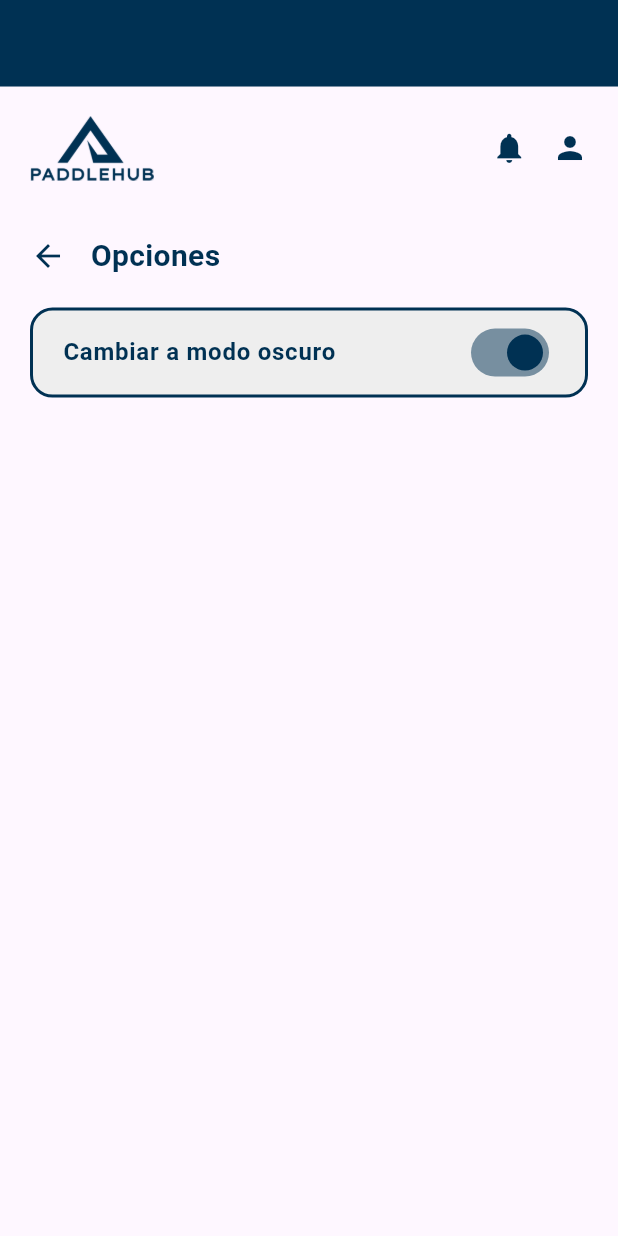
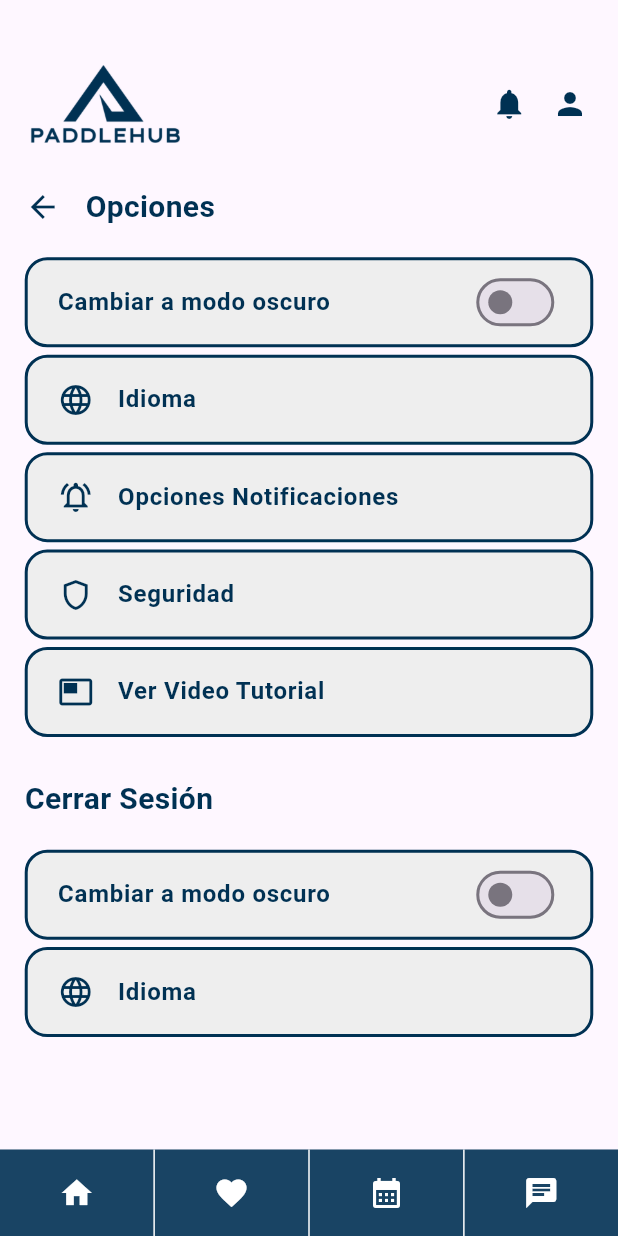
Before and after one commit to ManuOrt/Front-PadelApp, a Flutter app: the OptionsScreen screen opened by its route, on a phone screen of 412 x 824 dp. Run offline on Flutter 3.47's test engine with Material 3 defaults, Android fonts, the phone set to English and light mode, and no system bars; our stand-ins replace youtube_player_flutter.

Commit message:
Options screen and refactor

```diff
--- a/lib/screens/options/options_screen.dart
+++ /dev/null
@@ -1,114 +0,0 @@
-import 'package:flutter/material.dart';
-import 'package:front_end_padelapp/utils/app_colors.dart';
-import 'package:front_end_padelapp/widgets/widgets.dart';
-
-class OptionsScreen extends StatelessWidget {
-  const OptionsScreen({super.key});
-
-  @override
-  Widget build(BuildContext context) {
-    final Size size = MediaQuery.of(context).size;
-    return Scaffold(
-      body: Column(
-        crossAxisAlignment: CrossAxisAlignment.start,
-        children: [
-          Container(
-            width: size.width,
-            height: size.height * 0.07,
-            color: AppColors.primary,
-          ),
-          Padding(
-            padding: const EdgeInsets.only(left: 20, right: 20),
-            child: Row(
-              children: [
-                LogoWidget(
-                  width: size.width * 0.2,
-                  height: size.height * 0.1,
-                  color: 'blue',
-                ),
-                const Spacer(),
-                GestureDetector(
-                  onTap: () {},
-                  child: const Icon(
-                    Icons.notifications,
-                    color: AppColors.primary,
-                  ),
-                ),
-                SizedBox(width: size.width * 0.04),
-                GestureDetector(
-                  onTap: () {},
-                  child: const Icon(
-                    Icons.person,
-                    color: AppColors.primary,
-                  ),
-                ),
-              ],
-            ),
-          ),
-          const Divider(
-            color: Colors.transparent,
-          ),
-          Padding(
-            padding: const EdgeInsets.only(left: 20),
-            child: Row(
-              children: [
-                GestureDetector(
-                  onTap: () {
-                    Navigator.pop(context, 'home');
-                  },
-                  child: const Icon(
-                    Icons.arrow_back,
-                    color: AppColors.primary,
-                  ),
-                ),
-                SizedBox(width: size.width * 0.04),
-                const Text(
-                  'Opciones',
-                  style: TextStyle(
-                      fontSize: 20,
-                      fontWeight: FontWeight.bold,
-                      color: AppColors.primary),
-                ),
-              ],
-            ),
-          ),
-          Expanded(
-            child: Padding(
-              padding: const EdgeInsets.all(20),
-              child: ListView(
-                children: [
-                  ListTile(
-                    title: const Text(
-                      'Cambiar a modo oscuro',
-                      style: TextStyle(
-                          color: AppColors.primary,
-                          fontWeight: FontWeight.bold),
-                    ),
-                    trailing: Switch(
-                      value: true,
-                      onChanged: (bool value) {
-                        // TODO: Añadir funcionalidad para agregar modo oscuro
-                      },
-                      activeColor: AppColors.primary,
-                    ),
-                    onTap: () {
-                      Navigator.pushNamed(context, 'profile');
-                    },
-                    tileColor: Colors.grey[200],
-                    contentPadding:
-                        const EdgeInsets.symmetric(horizontal: 20.0),
-                    shape: RoundedRectangleBorder(
-                      borderRadius: BorderRadius.circular(15.0),
-                      side: const BorderSide(
-                          color: AppColors.primary, width: 2.0),
-                    ),
-                  ),
-                ],
-              ),
-            ),
-          )
-        ],
-      ),
-    );
-  }
-}
--- a/lib/screens/screens.dart
+++ b/lib/screens/screens.dart
@@ -4,4 +4,4 @@ export 'package:front_end_padelapp/screens/auth/recovery_password_screen.dart';
 export 'package:front_end_padelapp/screens/auth/register_screen.dart';
 export 'package:front_end_padelapp/screens/home/home_screen.dart';
 export 'package:front_end_padelapp/screens/onboarding/onboarding_screens.dart';
-export 'package:front_end_padelapp/screens/options/options_screen.dart';
+export 'package:front_end_padelapp/screens/settings/options_screen.dart';
--- /dev/null
+++ b/lib/screens/settings/options_screen.dart
@@ -0,0 +1,155 @@
+import 'package:flutter/material.dart';
+import 'package:front_end_padelapp/utils/app_colors.dart';
+import 'package:front_end_padelapp/widgets/widgets.dart';
+
+class OptionsScreen extends StatelessWidget {
+  const OptionsScreen({super.key});
+
+  @override
+  Widget build(BuildContext context) {
+    final Size size = MediaQuery.of(context).size;
+    final List<CustomListTileWidget> customListTiles = [
+      CustomListTileWidget(
+        title: 'Cambiar a modo oscuro',
+        sitchWidget: Switch(
+          value: false,
+          onChanged: (value) {},
+          activeColor: AppColors.primary,
+        ),
+        onChanged: (value) {},
+        onTap: () {},
+      ),
+      CustomListTileWidget(
+        title: 'Idioma',
+        icon: const Icon(
+          Icons.language,
+          color: AppColors.primary,
+        ),
+        onTap: () {},
+      ),
+      CustomListTileWidget(
+        title: 'Opciones Notificaciones',
+        icon: const Icon(
+          Icons.notifications_active_outlined,
+          color: AppColors.primary,
+        ),
+        onTap: () {},
+      ),
+      CustomListTileWidget(
+        title: 'Seguridad',
+        icon: const Icon(
+          Icons.shield_outlined,
+          color: AppColors.primary,
+        ),
+        onTap: () {},
+      ),
+      CustomListTileWidget(
+        title: 'Ver Video Tutorial',
+        icon: const Icon(
+          Icons.featured_video_outlined,
+          color: AppColors.primary,
+        ),
+        onTap: () {},
+      ),
+    ];
+    return Scaffold(
+      body: SingleChildScrollView(
+        child: Column(
+          crossAxisAlignment: CrossAxisAlignment.start,
+          children: [
+            const SizedBox(child: HeaderScreen()),
+            Padding(
+              padding: EdgeInsets.only(left: size.width * 0.04),
+              child: Row(
+                children: [
+                  GestureDetector(
+                    onTap: () {
+                      Navigator.pop(context, 'home');
+                    },
+                    child: const Icon(
+                      Icons.arrow_back,
+                      color: AppColors.primary,
+                    ),
+                  ),
+                  SizedBox(width: size.width * 0.04),
+                  const Text(
+                    'Opciones',
+                    style: TextStyle(
+                        fontSize: 20,
+                        fontWeight: FontWeight.bold,
+                        color: AppColors.primary),
+                  ),
+                ],
+              ),
+            ),
+            Padding(
+              padding: EdgeInsets.all(size.height * 0.02),
+              child: SingleChildScrollView(
+                child: Container(
+                  child: ListView.builder(
+                    shrinkWrap: true,
+                    physics: const NeverScrollableScrollPhysics(),
+                    itemCount: customListTiles.length,
+                    itemBuilder: (context, index) {
+                      final tile = customListTiles[index];
+                      return Padding(
+                        padding:
+                            EdgeInsets.symmetric(vertical: size.height * 0.003),
+                        child: CustomListTileWidget(
+                          title: tile.title,
+                          sitchWidget: tile.sitchWidget,
+                          onChanged: tile.onChanged,
+                          icon: tile.icon,
+                          onTap: tile.onTap,
+                        ),
+                      );
+                    },
+                  ),
+                ),
+              ),
+            ),
+            SizedBox(height: size.height * 0.01),
+            Padding(
+              padding: EdgeInsets.only(left: size.width * 0.04),
+              child: const Text(
+                'Cerrar Sesión',
+                style: TextStyle(
+                  fontSize: 20,
+                  fontWeight: FontWeight.bold,
+                  color: AppColors.primary,
+                ),
+              ),
+            ),
+            SingleChildScrollView(
+              child: Padding(
+                padding: EdgeInsets.all(size.height * 0.02),
+                child: ListView.builder(
+                  shrinkWrap: true,
+                  physics: const NeverScrollableScrollPhysics(),
+                  itemCount: 2,
+                  itemBuilder: (context, index) {
+                    final tile = customListTiles[index];
+                    return Padding(
+                      padding:
+                          EdgeInsets.symmetric(vertical: size.height * 0.003),
+                      child: CustomListTileWidget(
+                        title: tile.title,
+                        sitchWidget: tile.sitchWidget,
+                        onChanged: tile.onChanged,
+                        icon: tile.icon,
+                        onTap: tile.onTap,
+                      ),
+                    );
+                  },
+                ),
+              ),
+            ),
+          ],
+        ),
+      ),
+      bottomNavigationBar: FooterWidget(
+        size: size,
+      ),
+    );
+  }
+}
--- /dev/null
+++ b/lib/widgets/general_widgets/custom_tile.dart
@@ -0,0 +1,41 @@
+import 'package:flutter/material.dart';
+import 'package:front_end_padelapp/utils/app_colors.dart';
+
+class CustomListTileWidget extends StatelessWidget {
+  const CustomListTileWidget({
+    Key? key,
+    required this.title,
+    this.sitchWidget,
+    this.onChanged,
+    this.onTap,
+    this.icon,
+  }) : super(key: key);
+
+  final String title;
+  final Switch? sitchWidget;
+  final Function(bool)? onChanged;
+  final VoidCallback? onTap;
+  final Icon? icon;
+
+  @override
+  Widget build(BuildContext context) {
+    return ListTile(
+      title: Text(
+        title,
+        style: const TextStyle(
+          color: AppColors.primary,
+          fontWeight: FontWeight.bold,
+        ),
+      ),
+      trailing: sitchWidget,
+      leading: icon,
+      onTap: onTap,
+      tileColor: Colors.grey[200],
+      contentPadding: const EdgeInsets.symmetric(horizontal: 20.0),
+      shape: RoundedRectangleBorder(
+        borderRadius: BorderRadius.circular(15.0),
+        side: const BorderSide(color: AppColors.primary, width: 2.0),
+      ),
+    );
+  }
+}
--- a/lib/widgets/headers/header.dart
+++ b/lib/widgets/headers/header.dart
@@ -8,8 +8,9 @@ class HeaderScreen extends StatelessWidget {
   @override
   Widget build(BuildContext context) {
     final Size size = MediaQuery.of(context).size;
-    return Scaffold(
-      body: Padding(
+    return SizedBox(
+      height: size.height * 0.15,
+      child: Padding(
         padding: const EdgeInsets.only(top: 15, left: 20, right: 20),
         child: Row(
           children: [
@@ -38,7 +39,11 @@ class HeaderScreen extends StatelessWidget {
                         borderRadius: BorderRadius.circular(8),
                       ),
                       alignment: Alignment.topCenter,
-                      child: const UserActionsModal(),
+                      child: SizedBox(
+                        width: size.width * 0.8,
+                        height: size.height * 0.5,
+                        child: const UserActionsModal(),
+                      ),
                     );
                   },
                 );
--- a/lib/widgets/widgets.dart
+++ b/lib/widgets/widgets.dart
@@ -3,8 +3,9 @@ export 'package:front_end_padelapp/widgets/auth_widgets/text_field.dart';
 export 'package:front_end_padelapp/widgets/buttons/button_back.dart';
 export 'package:front_end_padelapp/widgets/buttons/buttons_modal.dart';
 export 'package:front_end_padelapp/widgets/general_widgets/carousel_widget.dart';
-export 'package:front_end_padelapp/widgets/general_widgets/footer_widget.dart';
+export 'package:front_end_padelapp/widgets/general_widgets/custom_tile.dart';
 export 'package:front_end_padelapp/widgets/general_widgets/logo_widget.dart';
+export 'package:front_end_padelapp/widgets/headers/footer_widget.dart';
 export 'package:front_end_padelapp/widgets/headers/header.dart';
 export 'package:front_end_padelapp/widgets/modals/user_actions_modal.dart';
 export 'package:front_end_padelapp/widgets/onboarding_widgets/ball_indicator.dart';
```
Also changed, not shown: lib/widgets/headers/footer_widget.dart (renamed from lib/widgets/general_widgets/footer_widget.dart).
